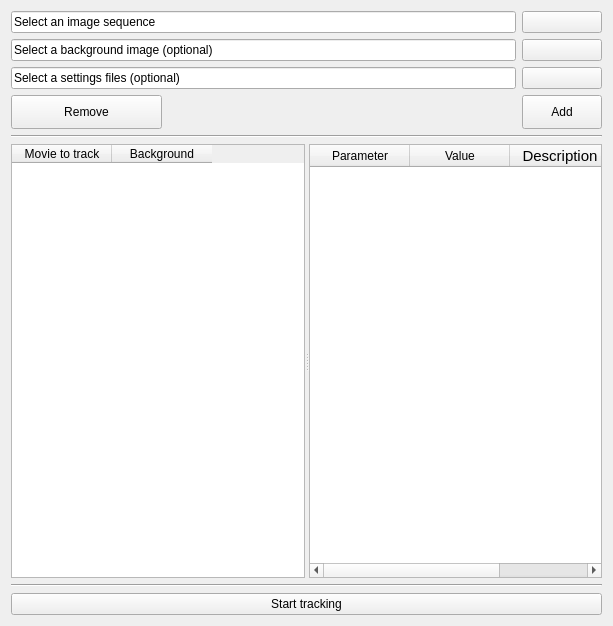
FastTrackOrg/FastTrack, file src/batch.ui: the form before one commit.
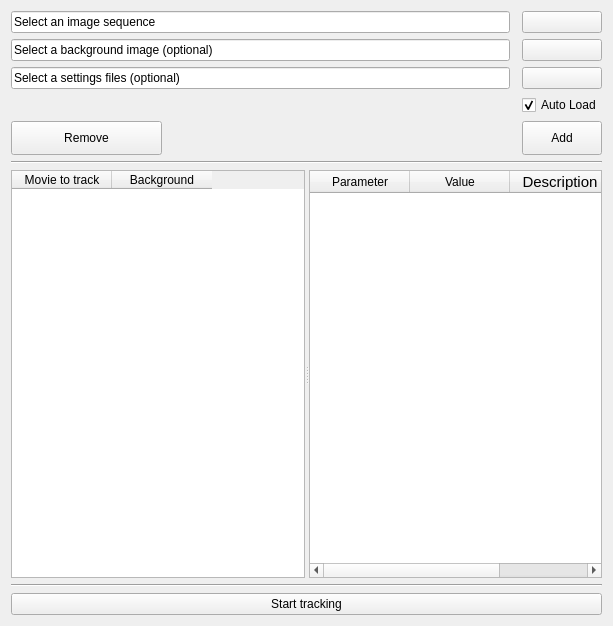
The form after the commit.

Commit message: [feat] batch: add auto load background and settings file

Diff of the .ui file:
```diff
--- a/src/batch.ui
+++ b/src/batch.ui
@@ -24,7 +24,7 @@
      </property>
     </widget>
    </item>
-   <item row="0" column="1">
+   <item row="0" column="2">
     <widget class="QPushButton" name="openPath">
      <property name="maximumSize">
       <size>
@@ -47,7 +47,7 @@
      </property>
     </widget>
    </item>
-   <item row="1" column="1">
+   <item row="1" column="2">
     <widget class="QPushButton" name="openBackground">
      <property name="maximumSize">
       <size>
@@ -70,7 +70,7 @@
      </property>
     </widget>
    </item>
-   <item row="2" column="1">
+   <item row="2" column="2">
     <widget class="QPushButton" name="loadSettings">
      <property name="maximumSize">
       <size>
@@ -83,7 +83,7 @@
      </property>
     </widget>
    </item>
-   <item row="3" column="0">
+   <item row="4" column="0">
     <widget class="QPushButton" name="removePath">
      <property name="maximumSize">
       <size>
@@ -99,7 +99,7 @@
      </property>
     </widget>
    </item>
-   <item row="3" column="1">
+   <item row="4" column="2">
     <widget class="QPushButton" name="addPath">
      <property name="maximumSize">
       <size>
@@ -115,14 +115,14 @@
      </property>
     </widget>
    </item>
-   <item row="4" column="0" colspan="2">
+   <item row="6" column="0" colspan="3">
     <widget class="Line" name="line_6">
      <property name="orientation">
       <enum>Qt::Horizontal</enum>
      </property>
     </widget>
    </item>
-   <item row="5" column="0" colspan="2">
+   <item row="7" column="0" colspan="3">
     <widget class="QSplitter" name="splitter">
      <property name="orientation">
       <enum>Qt::Horizontal</enum>
@@ -166,14 +166,14 @@
      </widget>
     </widget>
    </item>
-   <item row="6" column="0" colspan="2">
+   <item row="8" column="0" colspan="3">
     <widget class="Line" name="line_5">
      <property name="orientation">
       <enum>Qt::Horizontal</enum>
      </property>
     </widget>
    </item>
-   <item row="7" column="0" colspan="2">
+   <item row="9" column="0" colspan="3">
     <widget class="QPushButton" name="startButton">
      <property name="text">
       <string>Start tracking</string>
@@ -183,6 +183,16 @@
      </property>
     </widget>
    </item>
+   <item row="3" column="2">
+    <widget class="QCheckBox" name="isAuto">
+     <property name="text">
+      <string>Auto Load</string>
+     </property>
+     <property name="checked">
+      <bool>true</bool>
+     </property>
+    </widget>
+   </item>
   </layout>
  </widget>
  <layoutdefault spacing="6" margin="11"/>
```
The commit also changes 2 other files.
